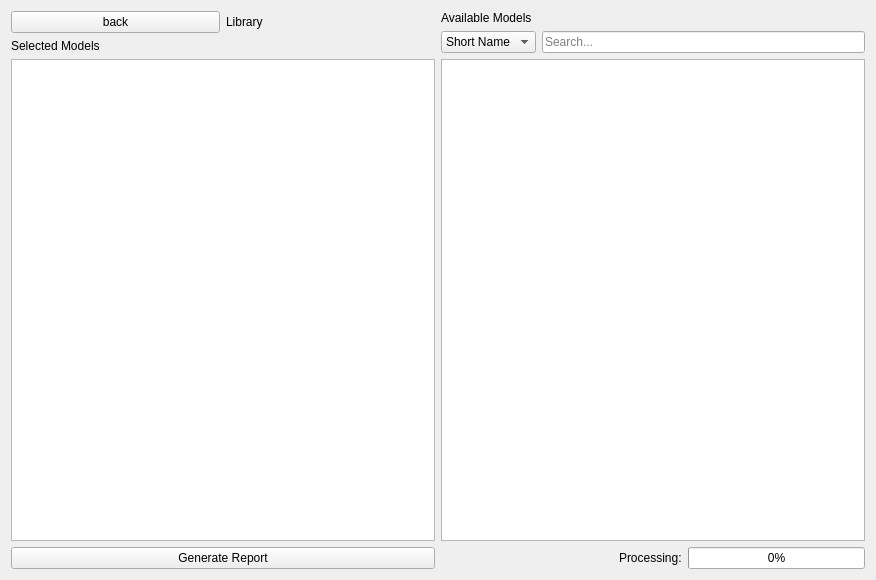
This is src/librarywindow.ui in torfoes/cadventory as Qt 5 draws it before an edit. The edited form follows.
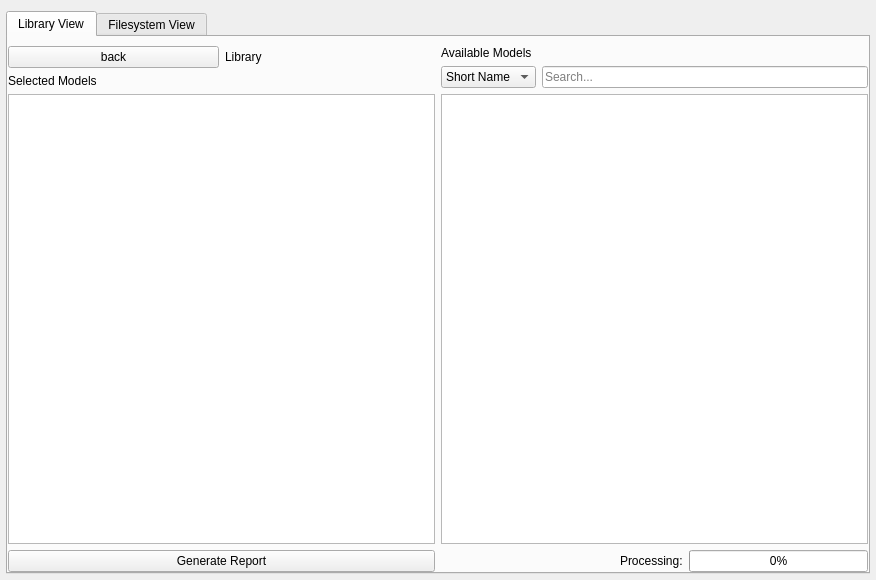
This is the edited form. The open tabs and pages were chosen to show the change.

The edit to the form file:
```diff
--- a/src/librarywindow.ui
+++ b/src/librarywindow.ui
@@ -10,10 +10,44 @@
     <height>580</height>
    </rect>
   </property>
+  <property name="sizePolicy">
+   <sizepolicy hsizetype="Expanding" vsizetype="Expanding">
+    <horstretch>0</horstretch>
+    <verstretch>0</verstretch>
+   </sizepolicy>
+  </property>
   <property name="windowTitle">
    <string>Library</string>
   </property>
+  <layout class="QVBoxLayout" name="verticalLayout">
+   <property name="leftMargin">
+    <number>6</number>
+   </property>
+   <property name="rightMargin">
+    <number>6</number>
+   </property>
+   <property name="bottomMargin">
+    <number>6</number>
+   </property>
+   <item>
+    <widget class="QTabWidget" name="tabWidget">
+     <property name="currentIndex">
+      <number>1</number>
+     </property>
+     <widget class="QWidget" name="libraryTab">
+      <attribute name="title">
+       <string>Library View</string>
+      </attribute>
   <layout class="QHBoxLayout" name="horizontalLayout">
+       <property name="leftMargin">
+        <number>0</number>
+       </property>
+       <property name="rightMargin">
+        <number>0</number>
+       </property>
+       <property name="bottomMargin">
+        <number>0</number>
+       </property>
    <item>
     <layout class="QVBoxLayout" name="selectedModelsLayout">
      <item>
@@ -64,6 +98,12 @@
        <property name="uniformItemSizes">
         <bool>true</bool>
        </property>
+           <property name="sizePolicy">
+            <sizepolicy hsizetype="Expanding" vsizetype="Expanding">
+             <horstretch>0</horstretch>
+             <verstretch>1</verstretch>
+            </sizepolicy>
+           </property>
       </widget>
      </item>
      <item>
@@ -137,6 +177,12 @@
        <property name="uniformItemSizes">
         <bool>true</bool>
        </property>
+           <property name="sizePolicy">
+            <sizepolicy hsizetype="Expanding" vsizetype="Expanding">
+             <horstretch>0</horstretch>
+             <verstretch>1</verstretch>
+            </sizepolicy>
+           </property>
       </widget>
      </item>
      <item>
@@ -180,6 +226,36 @@
       </layout>
      </item>
     </layout>
+       </item>
+      </layout>
+     </widget>
+     <widget class="QWidget" name="filesystemTab">
+      <attribute name="title">
+       <string>Filesystem View</string>
+      </attribute>
+      <layout class="QHBoxLayout" name="filesystemLayout">
+       <property name="leftMargin">
+        <number>0</number>
+       </property>
+       <property name="rightMargin">
+        <number>0</number>
+       </property>
+       <property name="bottomMargin">
+        <number>0</number>
+       </property>
+       <item>
+        <widget class="QTreeView" name="fileSystemTreeView">
+         <property name="sizePolicy">
+          <sizepolicy hsizetype="Expanding" vsizetype="Expanding">
+           <horstretch>1</horstretch>
+           <verstretch>0</verstretch>
+          </sizepolicy>
+         </property>
+        </widget>
+       </item>
+      </layout>
+     </widget>
+    </widget>
    </item>
   </layout>
  </widget>
```
Left out of the diff: 14 changed lines with no effect on the pictures. Lines whose indentation alone changed are shown as unchanged.
